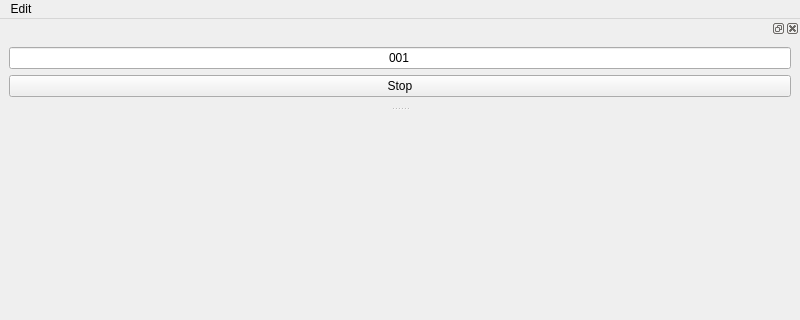
Before: the Qt Designer form GUI/lottery/Qt/UI/MainWindow.ui in FengYusheng/MyUtils, drawn with Qt 5; both pictures show x 0 to 800 and y 0 to 320 of the 800 by 600 pixel window.
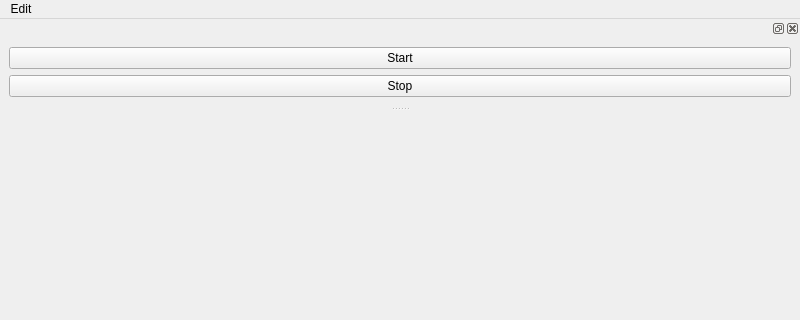
After: the same form once the commit is applied.

```diff
--- a/GUI/lottery/Qt/UI/MainWindow.ui
+++ b/GUI/lottery/Qt/UI/MainWindow.ui
@@ -38,15 +38,9 @@
    <widget class="QWidget" name="dockWidgetContents_2">
     <layout class="QVBoxLayout" name="verticalLayout">
      <item>
-      <widget class="QLineEdit" name="numberLineEdit">
+      <widget class="QPushButton" name="startButton">
        <property name="text">
-        <string>001</string>
-       </property>
-       <property name="alignment">
-        <set>Qt::AlignCenter</set>
-       </property>
-       <property name="placeholderText">
-        <string>Type number here.</string>
+        <string>Start</string>
        </property>
       </widget>
      </item>
```
Left out of the diff: 2 changed lines with no effect on the pictures.
